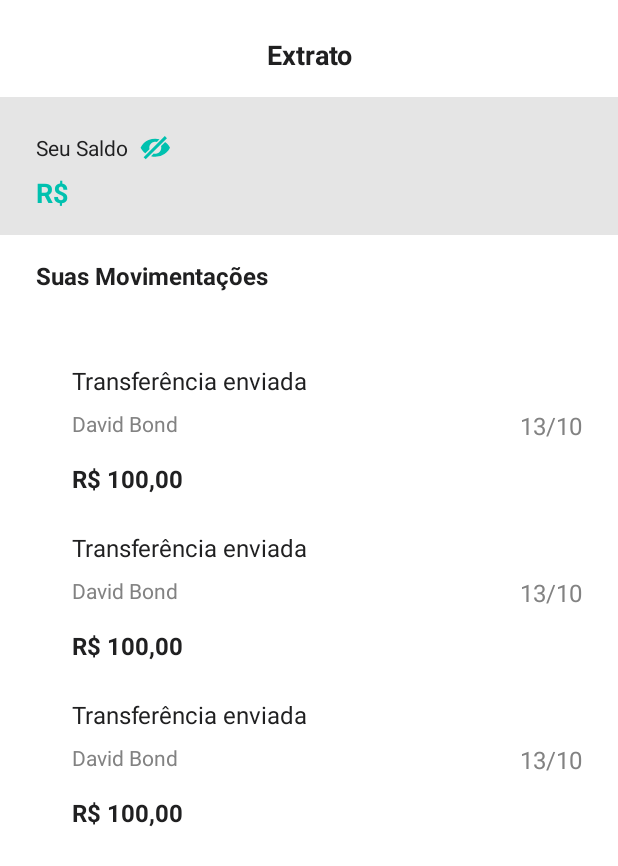
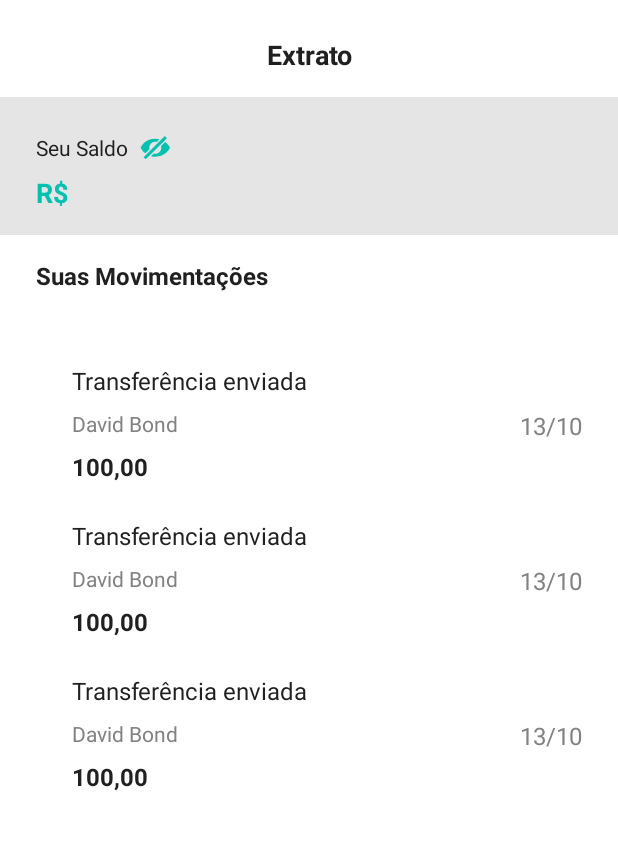
Before and after one commit to guilherme-kunz/K7Bank, an Android app: the layout fragment_extract.xml on its own in the app's theme, with its tools: preview values and no code run, on a phone screen of 412 x 824 dp. Shown: the top 866 px of the screen. Run offline under Robolectric (Android 15) with nearby library versions, the phone set to English and light mode, and no system bars.

Commit message:
RV bind from && to

```diff
--- a/app/src/main/res/layout/list_of_transfers_item.xml
+++ b/app/src/main/res/layout/list_of_transfers_item.xml
@@ -29,30 +29,18 @@
         app:layout_constraintStart_toStartOf="parent"
         app:layout_constraintTop_toBottomOf="@+id/tv_extract_movement_type" />
 
-    <androidx.appcompat.widget.AppCompatTextView
-        android:id="@+id/tv_extract_currency_item"
-        android:layout_width="wrap_content"
-        android:layout_height="wrap_content"
-        android:layout_marginStart="48dp"
-        android:layout_marginTop="16dp"
-        android:text="@string/rs"
-        android:textColor="@color/black"
-        android:textSize="16sp"
-        android:textStyle="bold"
-        app:layout_constraintStart_toStartOf="parent"
-        app:layout_constraintTop_toBottomOf="@+id/tv_extract_movement_account_name" />
 
     <androidx.appcompat.widget.AppCompatTextView
         android:id="@+id/tv_extract_amount_of_movement"
         android:layout_width="wrap_content"
         android:layout_height="wrap_content"
-        android:layout_marginStart="4dp"
+        android:layout_marginTop="8dp"
         android:text="100,00"
         android:textColor="@color/black"
         android:textSize="16sp"
         android:textStyle="bold"
-        app:layout_constraintStart_toEndOf="@+id/tv_extract_currency_item"
-        app:layout_constraintTop_toTopOf="@+id/tv_extract_currency_item" />
+        app:layout_constraintStart_toStartOf="@+id/tv_extract_movement_account_name"
+        app:layout_constraintTop_toBottomOf="@+id/tv_extract_movement_account_name" />
 
     <androidx.appcompat.widget.AppCompatTextView
         android:id="@+id/tv_extract_movement_date"
```
Also changed, not shown: app/src/main/java/guilhermekunz/com/br/k7bank/ui/extract/ExtractAdapter.kt (+20 -6 lines).
